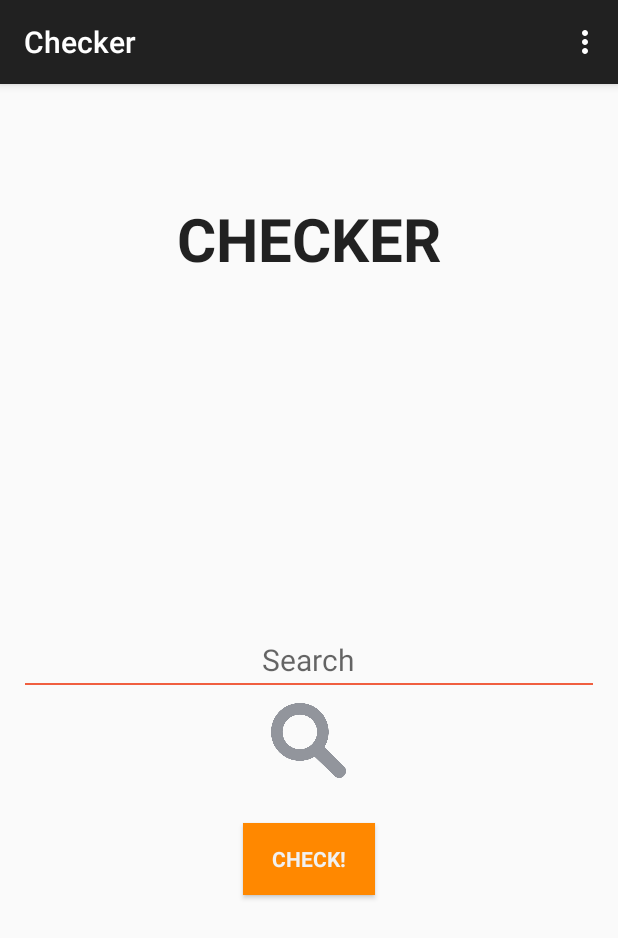
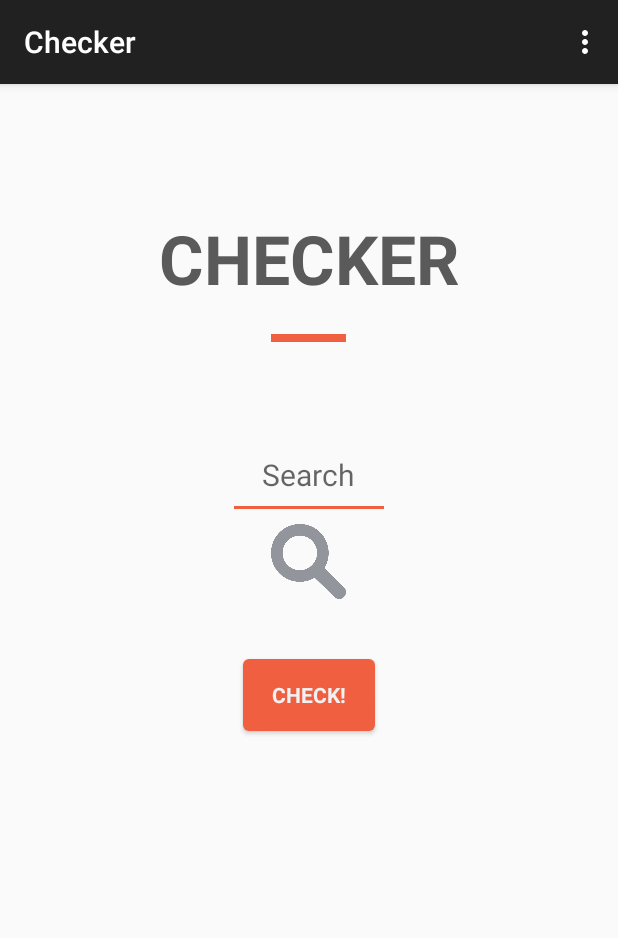
Before and after one commit to security2015/mobileApp, an Android app: the screen it shows after launch (MainActivity), on a phone screen of 412 x 824 dp. Shown: the top 938 px of the screen. Run offline under Robolectric (Android 15) with nearby library versions, the phone set to English and light mode, and no system bars.

Commit message:
layout, color design

```diff
--- a/app/src/main/java/hexid/infosec/filevalidator/MainActivity.java
+++ b/app/src/main/java/hexid/infosec/filevalidator/MainActivity.java
@@ -65,6 +65,7 @@ public class MainActivity extends BaseActivity {
         intent.putExtra("filePath", strFilePath);
         intent.putExtra("fileName", textViewFileName.getText().toString());
         startActivityForResult(intent, 1);
+        overridePendingTransition(0, 0);
     }
     public void openExplorer(View arg0){
         Intent intent = new Intent(Intent.ACTION_GET_CONTENT);
--- a/app/src/main/res/drawable/lineseperator.xml
+++ b/app/src/main/res/drawable/lineseperator.xml
@@ -1,13 +1,6 @@
 <?xml version="1.0" encoding="utf-8"?>
 <layer-list xmlns:android="http://schemas.android.com/apk/res/android" >
-    <!--item>
-        <shape
-            android:shape="rectangle">
-            <stroke android:width="1dp" android:color="#FF000000" />
-            <solid android:color="#FFDDDDDD" />
 
-        </shape>
-    </item-->
 
     <item>
         <shape
--- /dev/null
+++ b/app/src/main/res/drawable/selector_button.xml
@@ -0,0 +1,17 @@
+<?xml version="1.0" encoding="utf-8"?>
+<selector  xmlns:android="http://schemas.android.com/apk/res/android">
+    <item
+        android:state_pressed="true">
+        <shape>
+            <solid android:color="@color/pressed" />
+            <corners android:radius="4dp"/>
+        </shape>
+    </item>
+    <item
+        android:state_pressed="false">
+        <shape>
+            <solid android:color="@color/unpressed" />
+            <corners android:radius="4dp" />
+        </shape>
+    </item>
+</selector>
--- a/app/src/main/res/layout/activity_main.xml
+++ b/app/src/main/res/layout/activity_main.xml
@@ -3,54 +3,57 @@
     android:layout_height="match_parent" android:paddingLeft="@dimen/activity_horizontal_margin"
     android:paddingRight="@dimen/activity_horizontal_margin"
     android:paddingTop="@dimen/activity_vertical_margin"
-    android:paddingBottom="@dimen/activity_vertical_margin" tools:context=".MainActivity">
+    android:paddingBottom="@dimen/activity_vertical_margin" tools:context=".MainActivity"
+    >
 
     <TextView android:text="@string/title" android:layout_width="wrap_content"
         android:layout_height="wrap_content"
-        android:layout_marginTop="60dp"
-        android:textSize="40dp"
+        android:layout_marginTop="70dp"
+        android:textSize="45sp"
         android:layout_alignParentTop="true"
         android:layout_centerHorizontal="true"
         android:textStyle="bold"
-        android:textColor="@color/abc_primary_text_material_light"
+        android:textColor="@color/hexid_gray"
         android:typeface="sans"
-        android:id="@+id/titleText" />
+        android:id="@+id/textViewAppTitle" />
+    <View
+        android:layout_below="@+id/textViewAppTitle"
+        android:background="@color/hexid_orange"
+        android:layout_centerHorizontal="true"
+        android:layout_width="50sp"
+        android:layout_height="5dp"
+        android:layout_marginTop="20sp"
+        android:layout_weight="2"
+        >
+    </View>
 
-    <!--<EditText
-        android:layout_width="wrap_content"
-        android:layout_height="30dp"
-        android:id="@+id/fileName"
-        android:inputType="textAutoComplete"
-        android:hint="input filename here"
-        android:background="#cba2a2"
-        android:paddingLeft="20dp"
-        android:paddingRight="20dp"
-        android:layout_centerVertical="true"
-        android:layout_centerHorizontal="true" />-->
     <TextView
         android:id="@+id/textViewFileName"
+        android:layout_below="@+id/textViewAppTitle"
+        android:layout_marginTop="100sp"
         android:layout_width="wrap_content"
         android:layout_weight="1"
         android:layout_height="wrap_content"
         android:hint="Search"
-        android:paddingLeft="20dp"
-        android:paddingRight="20dp"
+        android:paddingLeft="20sp"
+        android:paddingRight="20sp"
         android:textSize="20sp"
         android:gravity="center"
-        android:layout_centerVertical="true"
         android:layout_centerHorizontal="true"
         android:singleLine="false"
         android:textAlignment="center"
          />
-    <ImageView
+    <View
         android:id="@+id/prettyLine"
         android:layout_below="@+id/textViewFileName"
-        android:background="@drawable/lineseperator"
-        android:layout_width="fill_parent"
-        android:layout_height="5dp"
+        android:background="@color/hexid_orange"
+        android:layout_centerHorizontal="true"
+        android:layout_marginTop="7dp"
+        android:layout_width="100sp"
+        android:layout_height="2dp"
         android:layout_weight="2"
         >
-    </ImageView>
+    </View>
 
     <ImageButton
         android:id="@+id/buttonExplore"
@@ -67,12 +70,13 @@
         android:id="@+id/buttonCheck"
         android:layout_width="wrap_content"
         android:layout_height="wrap_content"
-        android:background="@android:color/holo_orange_dark"
         android:text="@string/checkButton"
         android:textStyle="bold"
         android:textColor="@color/switch_thumb_normal_material_light"
         android:layout_below="@+id/buttonExplore"
         android:layout_centerHorizontal="true"
-        android:layout_marginTop="30sp" />
+        android:layout_marginTop="40sp"
+        android:background="@drawable/selector_button"
+       />
 
 </RelativeLayout>
--- /dev/null
+++ b/app/src/main/res/values/colors.xml
@@ -0,0 +1,7 @@
+<?xml version="1.0" encoding="utf-8"?>
+<resources>
+    <color name="pressed">@color/hexid_gray</color>
+    <color name="unpressed">@color/hexid_orange</color>
+    <color name="hexid_orange">#f05f40</color>
+    <color name="hexid_gray">#5A5A5A</color>
+</resources>
```
Also changed, not shown: app/src/main/java/hexid/infosec/filevalidator/ResultActivity.java (+7 -0 lines), app/src/main/res/drawable/roundbutton.xml (deleted, +0 -24 lines), app/src/main/res/layout/activity_result.xml (+6 -6 lines).
